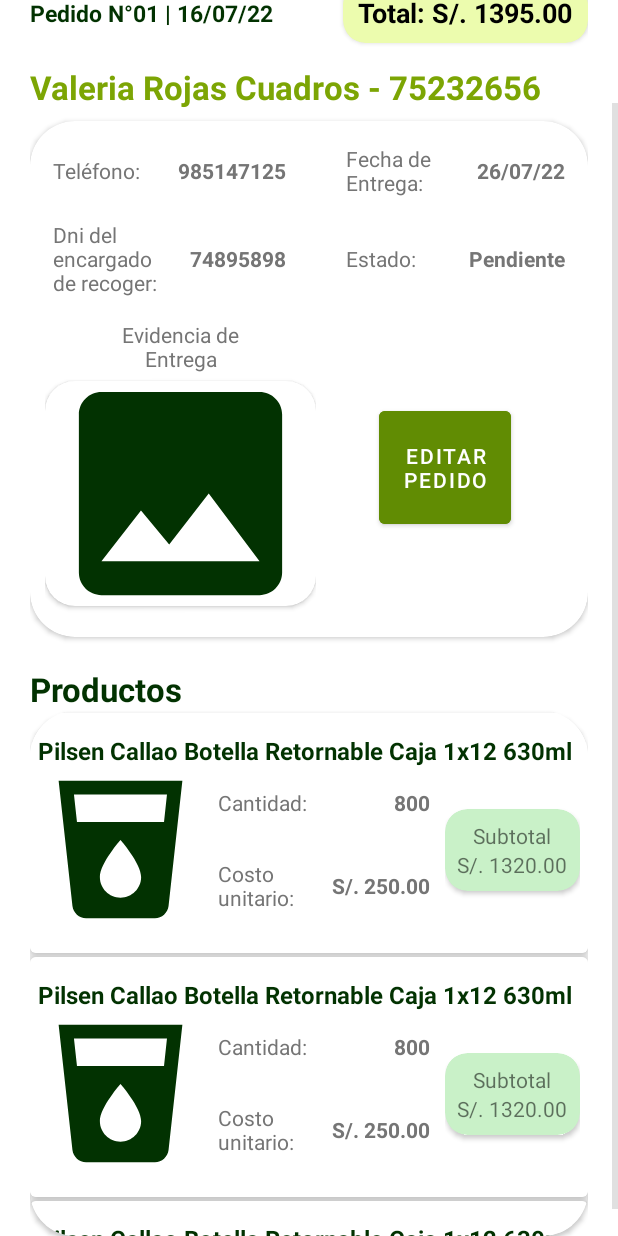
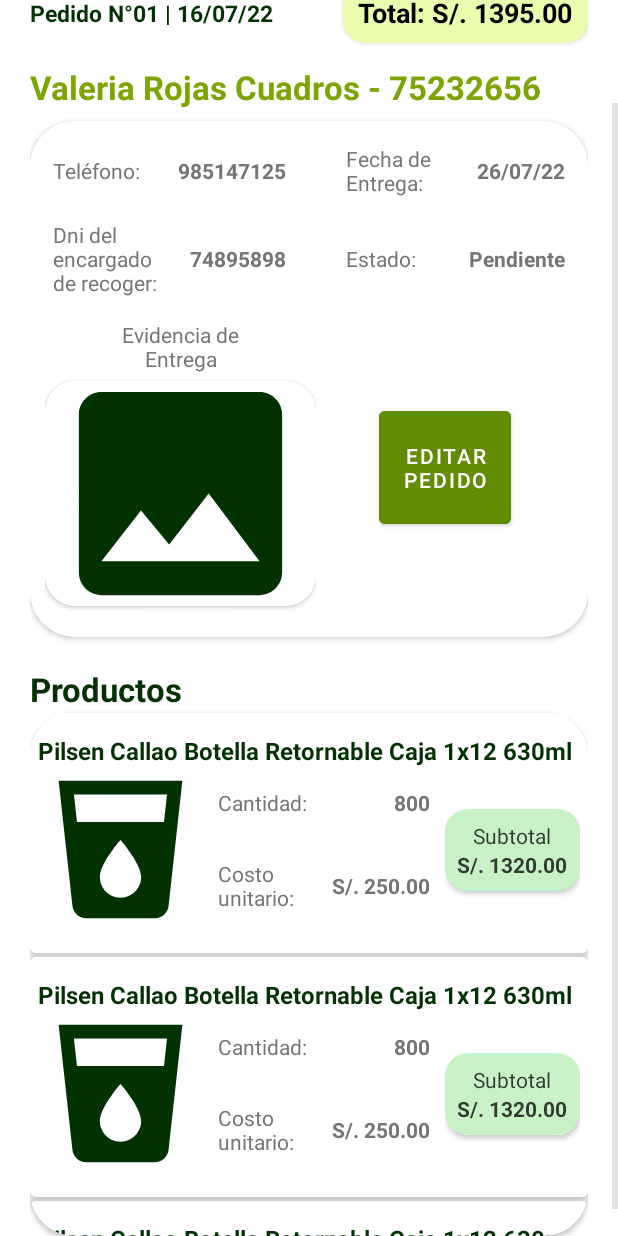
Before and after one commit to SebastianRodriguez14/bar-android, an Android app: the layout activity_detail_order.xml on its own in the app's theme, with its tools: preview values and no code run, on a phone screen of 412 x 824 dp. Run offline under Robolectric (Android 15) with nearby library versions, the phone set to English and light mode, and no system bars.

Commit message:
fix color in detail order

```diff
--- a/app/src/main/res/layout/activity_detail_product_item.xml
+++ b/app/src/main/res/layout/activity_detail_product_item.xml
@@ -136,22 +136,19 @@
                                 android:layout_width="wrap_content"
                                 android:layout_height="wrap_content"
                                 android:layout_gravity="center"
+                                android:textColor="@color/transB2"
                                 android:text="Subtotal"/>
                             <TextView
                                 android:id="@+id/detalle_producto_subtotal"
                                 android:layout_width="wrap_content"
                                 android:layout_height="wrap_content"
                                 android:layout_gravity="center"
+                                android:textStyle="bold"
+                                android:textColor="@color/transB2"
                                 android:text="S/. 1320.00"/>
                         </LinearLayout>
                     </androidx.cardview.widget.CardView>
-
-
                 </androidx.constraintlayout.widget.ConstraintLayout>
-
-
-
-
             </androidx.gridlayout.widget.GridLayout>
 
 
```
